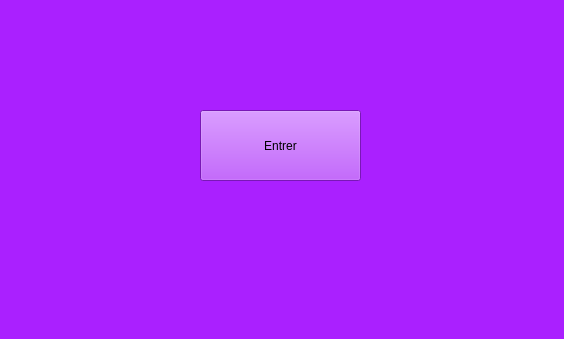
Qt form mainwindow.ui (assylkriaa/Smart_Home_Delivery_2A2-) before a commit.
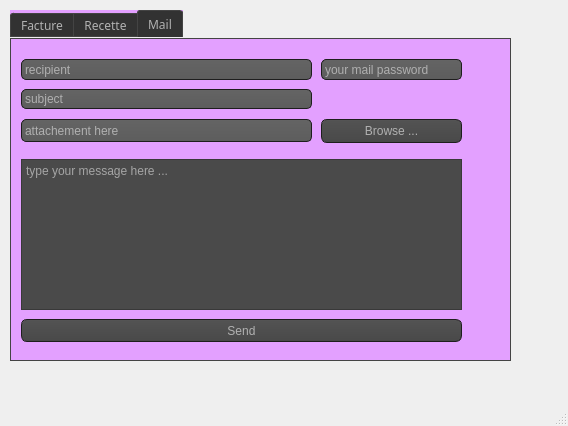
The same form after that commit. The open tabs and pages were chosen to show the change. Icons and pictures are not drawn.

```diff
--- a/mainwindow.ui
+++ b/mainwindow.ui
@@ -6,29 +6,1192 @@
    <rect>
     <x>0</x>
     <y>0</y>
-    <width>564</width>
-    <height>339</height>
+    <width>568</width>
+    <height>426</height>
    </rect>
   </property>
   <property name="windowTitle">
    <string>MainWindow</string>
   </property>
   <property name="styleSheet">
-   <string notr="true">background:rgb(170, 32, 255);</string>
+   <string notr="true"/>
   </property>
   <widget class="QWidget" name="centralwidget">
-   <widget class="QPushButton" name="pushButton">
+   <widget class="QTabWidget" name="tabWidget">
     <property name="geometry">
      <rect>
-      <x>200</x>
-      <y>110</y>
-      <width>161</width>
-      <height>71</height>
+      <x>10</x>
+      <y>10</y>
+      <width>501</width>
+      <height>351</height>
      </rect>
     </property>
-    <property name="text">
-     <string>Entrer</string>
+    <property name="font">
+     <font>
+      <family>Britannic Bold</family>
+     </font>
     </property>
+    <property name="styleSheet">
+     <string notr="true">
+
+QToolTip
+{
+     border: 1px solid black;
+     background-color: #d53cff;
+     padding: 1px;
+     border-radius: 3px;
+     opacity: 100;
+}
+
+QWidget
+{
+    color: #000000;
+    background-color: #e3a0ff;
+}
+
+QWidget:item:hover
+{
+    background-color: QLinearGradient( x1: 0, y1: 0, x2: 0, y2: 1, stop: 0 #bf00ff, stop: 1 #bf00ff);
+    color: #000000;
+}
+
+QWidget:item:selected
+{
+    background-color: QLinearGradient( x1: 0, y1: 0, x2: 0, y2: 1, stop: 0 #d7801a, stop: 1 #d7801a);
+}
+
+QMenuBar::item
+{
+    background: transparent;
+}
+
+QMenuBar::item:selected
+{
+    background: transparent;
+    border: 1px solid #ffaa00;
+}
+
+QMenuBar::item:pressed
+{
+    background: #444;
+    border: 1px solid #000;
+    background-color: QLinearGradient(
+        x1:0, y1:0,
+        x2:0, y2:1,
+        stop:1 #212121,
+        stop:0.4 #343434/*,
+        stop:0.2 #343434,
+        stop:0.1 #ffaa00*/
+    );
+    margin-bottom:-1px;
+    padding-bottom:1px;
+}
+
+QMenu
+{
+    border: 1px solid #000;
+}
+
+QMenu::item
+{
+    padding: 2px 20px 2px 20px;
+}
+
+QMenu::item:selected
+{
+    color: #000000;
+}
+
+QWidget:disabled
+{
+    color: #404040;
+    background-color: #323232;
+}
+
+QAbstractItemView
+{
+    background-color: QLinearGradient( x1: 0, y1: 0, x2: 0, y2: 1, stop: 0 #4d4d4d, stop: 0.1 #646464, stop: 1 #5d5d5d);
+}
+
+QWidget:focus
+{
+    /*border: 2px solid QLinearGradient( x1: 0, y1: 0, x2: 0, y2: 1, stop: 0 #ffa02f, stop: 1 #d7801a);*/
+}
+
+QLineEdit
+{
+    background-color: QLinearGradient( x1: 0, y1: 0, x2: 0, y2: 1, stop: 0 #4d4d4d, stop: 0 #646464, stop: 1 #5d5d5d);
+    padding: 1px;
+    border-style: solid;
+    border: 1px solid #1e1e1e;
+    border-radius: 5;
+}
+
+QPushButton
+{
+    color: #b1b1b1;
+    background-color: QLinearGradient( x1: 0, y1: 0, x2: 0, y2: 1, stop: 0 #565656, stop: 0.1 #525252, stop: 0.5 #4e4e4e, stop: 0.9 #4a4a4a, stop: 1 #464646);
+    border-width: 1px;
+    border-color: #1e1e1e;
+    border-style: solid;
+    border-radius: 6;
+    padding: 3px;
+    font-size: 12px;
+    padding-left: 5px;
+    padding-right: 5px;
+}
+
+QPushButton:pressed
+{
+    background-color: QLinearGradient( x1: 0, y1: 0, x2: 0, y2: 1, stop: 0 #2d2d2d, stop: 0.1 #2b2b2b, stop: 0.5 #292929, stop: 0.9 #282828, stop: 1 #252525);
+}
+
+QComboBox
+{
+    selection-background-color: #ffaa00;
+    background-color: QLinearGradient( x1: 0, y1: 0, x2: 0, y2: 1, stop: 0 #565656, stop: 0.1 #525252, stop: 0.5 #4e4e4e, stop: 0.9 #4a4a4a, stop: 1 #464646);
+    border-style: solid;
+    border: 1px solid #1e1e1e;
+    border-radius: 5;
+}
+
+QComboBox:hover,QPushButton:hover
+{
+    border: 2px solid QLinearGradient( x1: 0, y1: 0, x2: 0, y2: 1, stop: 0 #ffa02f, stop: 1 #d7801a);
+}
+
+
+QComboBox:on
+{
+    padding-top: 3px;
+    padding-left: 4px;
+    background-color: QLinearGradient( x1: 0, y1: 0, x2: 0, y2: 1, stop: 0 #2d2d2d, stop: 0.1 #2b2b2b, stop: 0.5 #292929, stop: 0.9 #282828, stop: 1 #252525);
+    selection-background-color: #ffaa00;
+}
+
+QComboBox QAbstractItemView
+{
+    border: 2px solid darkgray;
+    selection-background-color: QLinearGradient( x1: 0, y1: 0, x2: 0, y2: 1, stop: 0 #ffa02f, stop: 1 #d7801a);
+}
+
+QComboBox::drop-down
+{
+     subcontrol-origin: padding;
+     subcontrol-position: top right;
+     width: 15px;
+
+     border-left-width: 0px;
+     border-left-color: darkgray;
+     border-left-style: solid; /* just a single line */
+     border-top-right-radius: 3px; /* same radius as the QComboBox */
+     border-bottom-right-radius: 3px;
+ }
+
+QComboBox::down-arrow
+{
+     image: url(:/down_arrow.png);
+}
+
+QGroupBox:focus
+{
+border: 2px solid QLinearGradient( x1: 0, y1: 0, x2: 0, y2: 1, stop: 0 #ffa02f, stop: 1 #d7801a);
+}
+
+QTextEdit:focus
+{
+    border: 2px solid QLinearGradient( x1: 0, y1: 0, x2: 0, y2: 1, stop: 0 #ffa02f, stop: 1 #d7801a);
+}
+
+QScrollBar:horizontal {
+     border: 1px solid #222222;
+     background: QLinearGradient( x1: 0, y1: 0, x2: 0, y2: 1, stop: 0.0 #121212, stop: 0.2 #282828, stop: 1 #484848);
+     height: 7px;
+     margin: 0px 16px 0 16px;
+}
+
+QScrollBar::handle:horizontal
+{
+      background: QLinearGradient( x1: 0, y1: 0, x2: 1, y2: 0, stop: 0 #ffa02f, stop: 0.5 #d7801a, stop: 1 #ffa02f);
+      min-height: 20px;
+      border-radius: 2px;
+}
+
+QScrollBar::add-line:horizontal {
+      border: 1px solid #1b1b19;
+      border-radius: 2px;
+      background: QLinearGradient( x1: 0, y1: 0, x2: 1, y2: 0, stop: 0 #ffa02f, stop: 1 #d7801a);
+      width: 14px;
+      subcontrol-position: right;
+      subcontrol-origin: margin;
+}
+
+QScrollBar::sub-line:horizontal {
+      border: 1px solid #1b1b19;
+      border-radius: 2px;
+      background: QLinearGradient( x1: 0, y1: 0, x2: 1, y2: 0, stop: 0 #ffa02f, stop: 1 #d7801a);
+      width: 14px;
+     subcontrol-position: left;
+     subcontrol-origin: margin;
+}
+
+QScrollBar::right-arrow:horizontal, QScrollBar::left-arrow:horizontal
+{
+      border: 1px solid black;
+      width: 1px;
+      height: 1px;
+      background: white;
+}
+
+QScrollBar::add-page:horizontal, QScrollBar::sub-page:horizontal
+{
+      background: none;
+}
+
+QScrollBar:vertical
+{
+      background: QLinearGradient( x1: 0, y1: 0, x2: 1, y2: 0, stop: 0.0 #121212, stop: 0.2 #282828, stop: 1 #484848);
+      width: 7px;
+      margin: 16px 0 16px 0;
+      border: 1px solid #222222;
+}
+
+QScrollBar::handle:vertical
+{
+      background: QLinearGradient( x1: 0, y1: 0, x2: 0, y2: 1, stop: 0 #ffa02f, stop: 0.5 #d7801a, stop: 1 #ffa02f);
+      min-height: 20px;
+      border-radius: 2px;
+}
+
+QScrollBar::add-line:vertical
+{
+      border: 1px solid #1b1b19;
+      border-radius: 2px;
+      background: QLinearGradient( x1: 0, y1: 0, x2: 0, y2: 1, stop: 0 #ffa02f, stop: 1 #d7801a);
+      height: 14px;
+      subcontrol-position: bottom;
+      subcontrol-origin: margin;
+}
+
+QScrollBar::sub-line:vertical
+{
+      border: 1px solid #1b1b19;
+      border-radius: 2px;
+      background: QLinearGradient( x1: 0, y1: 0, x2: 0, y2: 1, stop: 0 #d7801a, stop: 1 #ffa02f);
+      height: 14px;
+      subcontrol-position: top;
+      subcontrol-origin: margin;
+}
+
+QScrollBar::up-arrow:vertical, QScrollBar::down-arrow:vertical
+{
+      border: 1px solid black;
+      width: 1px;
+      height: 1px;
+      background: white;
+}
+
+
+QScrollBar::add-page:vertical, QScrollBar::sub-page:vertical
+{
+      background: none;
+}
+
+QTextEdit
+{
+    background-color: #242424;
+}
+
+QPlainTextEdit
+{
+    background-color: #242424;
+}
+
+QHeaderView::section
+{
+    background-color: QLinearGradient(x1:0, y1:0, x2:0, y2:1, stop:0 #616161, stop: 0.5 #505050, stop: 0.6 #434343, stop:1 #656565);
+    color: white;
+    padding-left: 4px;
+    border: 1px solid #6c6c6c;
+}
+
+QCheckBox:disabled
+{
+color: #414141;
+}
+
+QDockWidget::title
+{
+    text-align: center;
+    spacing: 3px; /* spacing between items in the tool bar */
+    background-color: QLinearGradient(x1:0, y1:0, x2:0, y2:1, stop:0 #323232, stop: 0.5 #242424, stop:1 #323232);
+}
+
+QDockWidget::close-button, QDockWidget::float-button
+{
+    text-align: center;
+    spacing: 1px; /* spacing between items in the tool bar */
+    background-color: QLinearGradient(x1:0, y1:0, x2:0, y2:1, stop:0 #323232, stop: 0.5 #242424, stop:1 #323232);
+}
+
+QDockWidget::close-button:hover, QDockWidget::float-button:hover
+{
+    background: #242424;
+}
+
+QDockWidget::close-button:pressed, QDockWidget::float-button:pressed
+{
+    padding: 1px -1px -1px 1px;
+}
+
+QMainWindow::separator
+{
+    background-color: QLinearGradient(x1:0, y1:0, x2:0, y2:1, stop:0 #161616, stop: 0.5 #151515, stop: 0.6 #212121, stop:1 #343434);
+    color: white;
+    padding-left: 4px;
+    border: 1px solid #4c4c4c;
+    spacing: 3px; /* spacing between items in the tool bar */
+}
+
+QMainWindow::separator:hover
+{
+
+    background-color: QLinearGradient(x1:0, y1:0, x2:0, y2:1, stop:0 #d7801a, stop:0.5 #b56c17 stop:1 #ffa02f);
+    color: white;
+    padding-left: 4px;
+    border: 1px solid #6c6c6c;
+    spacing: 3px; /* spacing between items in the tool bar */
+}
+
+QToolBar::handle
+{
+     spacing: 3px; /* spacing between items in the tool bar */
+     background: url(:/images/handle.png);
+}
+
+QMenu::separator
+{
+    height: 2px;
+    background-color: QLinearGradient(x1:0, y1:0, x2:0, y2:1, stop:0 #161616, stop: 0.5 #151515, stop: 0.6 #212121, stop:1 #343434);
+    color: white;
+    padding-left: 4px;
+    margin-left: 10px;
+    margin-right: 5px;
+}
+
+QProgressBar
+{
+    border: 2px solid grey;
+    border-radius: 5px;
+    text-align: center;
+}
+
+QProgressBar::chunk
+{
+    background-color: #d7801a;
+    width: 2.15px;
+    margin: 0.5px;
+}
+
+QTabBar::tab {
+    color: #b1b1b1;
+    border: 1px solid #444;
+    border-bottom-style: none;
+    background-color: #323232;
+    padding-left: 10px;
+    padding-right: 10px;
+    padding-top: 3px;
+    padding-bottom: 2px;
+    margin-right: -1px;
+}
+
+QTabWidget::pane {
+    border: 1px solid #444;
+    top: 1px;
+}
+
+QTabBar::tab:last
+{
+    margin-right: 0; /* the last selected tab has nothing to overlap with on the right */
+    border-top-right-radius: 3px;
+}
+
+QTabBar::tab:first:!selected
+{
+ margin-left: 0px; /* the last selected tab has nothing to overlap with on the right */
+
+
+    border-top-left-radius: 3px;
+}
+
+QTabBar::tab:!selected
+{
+    color: #b1b1b1;
+    border-bottom-style: solid;
+    margin-top: 3px;
+    background-color: QLinearGradient(x1:0, y1:0, x2:0, y2:1, stop:1 #212121, stop:.4 #343434);
+}
+
+QTabBar::tab:selected
+{
+    border-top-left-radius: 3px;
+    border-top-right-radius: 3px;
+    margin-bottom: 0px;
+}
+
+QTabBar::tab:!selected:hover
+{
+    /*border-top: 2px solid #ffaa00;
+    padding-bottom: 3px;*/
+    border-top-left-radius: 3px;
+    border-top-right-radius: 3px;
+    background-color: QLinearGradient(x1:0, y1:0, x2:0, y2:1, stop:1 #212121, stop:0.4 #343434, stop:0.2 #343434, stop:0.1 #ffaa00);
+}
+
+QRadioButton::indicator:checked, QRadioButton::indicator:unchecked{
+    color: #b1b1b1;
+    background-color: #323232;
+    border: 1px solid #b1b1b1;
+    border-radius: 6px;
+}
+
+QRadioButton::indicator:checked
+{
+    background-color: qradialgradient(
+        cx: 0.5, cy: 0.5,
+        fx: 0.5, fy: 0.5,
+        radius: 1.0,
+        stop: 0.25 #ffaa00,
+        stop: 0.3 #323232
+    );
+}
+
+QCheckBox::indicator{
+    color: #b1b1b1;
+    background-color: #323232;
+    border: 1px solid #b1b1b1;
+    width: 9px;
+    height: 9px;
+}
+
+QRadioButton::indicator
+{
+    border-radius: 6px;
+}
+
+QRadioButton::indicator:hover, QCheckBox::indicator:hover
+{
+    border: 1px solid #ffaa00;
+}
+
+QCheckBox::indicator:checked
+{
+    image:url(:/images/checkbox.png);
+}
+
+QCheckBox::indicator:disabled, QRadioButton::indicator:disabled
+{
+    border: 1px solid #444;
+}</string>
+    </property>
+    <property name="currentIndex">
+     <number>0</number>
+    </property>
+    <widget class="QWidget" name="tab">
+     <attribute name="title">
+      <string>Facture</string>
+     </attribute>
+     <widget class="QWidget" name="verticalLayoutWidget">
+      <property name="geometry">
+       <rect>
+        <x>10</x>
+        <y>10</y>
+        <width>191</width>
+        <height>251</height>
+       </rect>
+      </property>
+      <layout class="QVBoxLayout" name="verticalLayout">
+       <item>
+        <widget class="QLabel" name="label_2">
+         <property name="text">
+          <string>ID :</string>
+         </property>
+        </widget>
+       </item>
+       <item>
+        <widget class="QLineEdit" name="lineEdit_ID">
+         <property name="styleSheet">
+          <string notr="true">color: rgb(255, 255, 255);</string>
+         </property>
+         <property name="inputMask">
+          <string>000000</string>
+         </property>
+         <property name="text">
+          <string/>
+         </property>
+         <property name="cursorPosition">
+          <number>0</number>
+         </property>
+         <property name="placeholderText">
+          <string>123456</string>
+         </property>
+        </widget>
+       </item>
+       <item>
+        <widget class="QLabel" name="label_4">
+         <property name="text">
+          <string>Date :</string>
+         </property>
+        </widget>
+       </item>
+       <item>
+        <widget class="QDateEdit" name="lineEdit_Date">
+         <property name="styleSheet">
+          <string notr="true">background-color: rgb(83, 80, 80);
+color: rgb(255, 255, 255);</string>
+         </property>
+         <property name="dateTime">
+          <datetime>
+           <hour>0</hour>
+           <minute>0</minute>
+           <second>0</second>
+           <year>2020</year>
+           <month>12</month>
+           <day>1</day>
+          </datetime>
+         </property>
+        </widget>
+       </item>
+       <item>
+        <widget class="QLabel" name="label_5">
+         <property name="text">
+          <string>Montant :</string>
+         </property>
+        </widget>
+       </item>
+       <item>
+        <widget class="QLineEdit" name="lineEdit_Montant">
+         <property name="styleSheet">
+          <string notr="true">color: rgb(255, 255, 255);</string>
+         </property>
+         <property name="inputMask">
+          <string>000000</string>
+         </property>
+         <property name="placeholderText">
+          <string>Montant en dinars</string>
+         </property>
+        </widget>
+       </item>
+       <item>
+        <widget class="QLabel" name="label_3">
+         <property name="text">
+          <string>Source :</string>
+         </property>
+        </widget>
+       </item>
+       <item>
+        <widget class="QLineEdit" name="lineEdit_Source">
+         <property name="styleSheet">
+          <string notr="true">color: rgb(255, 255, 255);</string>
+         </property>
+         <property name="inputMask">
+          <string/>
+         </property>
+         <property name="placeholderText">
+          <string>Source de la facture</string>
+         </property>
+        </widget>
+       </item>
+       <item>
+        <widget class="QLabel" name="label">
+         <property name="text">
+          <string>Mode :</string>
+         </property>
+        </widget>
+       </item>
+       <item>
+        <widget class="QComboBox" name="comboBox">
+         <property name="styleSheet">
+          <string notr="true">color: rgb(255, 255, 255);</string>
+         </property>
+         <item>
+          <property name="text">
+           <string>Cheque</string>
+          </property>
+         </item>
+         <item>
+          <property name="text">
+           <string>Carte bancaire</string>
+          </property>
+         </item>
+         <item>
+          <property name="text">
+           <string>Espece</string>
+          </property>
+         </item>
+        </widget>
+       </item>
+      </layout>
+     </widget>
+     <widget class="QTableView" name="tableView_facture">
+      <property name="geometry">
+       <rect>
+        <x>250</x>
+        <y>60</y>
+        <width>231</width>
+        <height>201</height>
+       </rect>
+      </property>
+      <property name="styleSheet">
+       <string notr="true">color: rgb(255, 255, 255);</string>
+      </property>
+      <property name="sortingEnabled">
+       <bool>true</bool>
+      </property>
+     </widget>
+     <widget class="QPushButton" name="pushButton_Supprimer">
+      <property name="geometry">
+       <rect>
+        <x>250</x>
+        <y>270</y>
+        <width>75</width>
+        <height>23</height>
+       </rect>
+      </property>
+      <property name="text">
+       <string>Supprimer</string>
+      </property>
+     </widget>
+     <widget class="QPushButton" name="pushButton">
+      <property name="geometry">
+       <rect>
+        <x>250</x>
+        <y>10</y>
+        <width>231</width>
+        <height>23</height>
+       </rect>
+      </property>
+      <property name="text">
+       <string>Export Excel</string>
+      </property>
+     </widget>
+     <widget class="QPushButton" name="pushButton_stat">
+      <property name="geometry">
+       <rect>
+        <x>400</x>
+        <y>270</y>
+        <width>75</width>
+        <height>23</height>
+       </rect>
+      </property>
+      <property name="text">
+       <string>Statistique</string>
+      </property>
+     </widget>
+     <widget class="QPushButton" name="pushButton_Ajouter">
+      <property name="geometry">
+       <rect>
+        <x>50</x>
+        <y>270</y>
+        <width>101</width>
+        <height>23</height>
+       </rect>
+      </property>
+      <property name="text">
+       <string>Ajouter</string>
+      </property>
+     </widget>
+    </widget>
+    <widget class="QWidget" name="tab_2">
+     <attribute name="title">
+      <string>Recette</string>
+     </attribute>
+     <widget class="QWidget" name="verticalLayoutWidget_2">
+      <property name="geometry">
+       <rect>
+        <x>10</x>
+        <y>0</y>
+        <width>191</width>
+        <height>251</height>
+       </rect>
+      </property>
+      <layout class="QVBoxLayout" name="verticalLayout_2">
+       <item>
+        <widget class="QLabel" name="label_6">
+         <property name="text">
+          <string>ID:</string>
+         </property>
+        </widget>
+       </item>
+       <item>
+        <widget class="QLineEdit" name="lineEdit_ID_2">
+         <property name="styleSheet">
+          <string notr="true">color: rgb(255, 255, 255);</string>
+         </property>
+         <property name="inputMask">
+          <string>000000</string>
+         </property>
+         <property name="maxLength">
+          <number>6</number>
+         </property>
+         <property name="placeholderText">
+          <string>123456</string>
+         </property>
+        </widget>
+       </item>
+       <item>
+        <widget class="QLabel" name="label_7">
+         <property name="text">
+          <string>Date:</string>
+         </property>
+        </widget>
+       </item>
+       <item>
+        <widget class="QDateEdit" name="lineEdit_Date_2">
+         <property name="styleSheet">
+          <string notr="true">color: rgb(255, 255, 255);
+background-color: rgb(62, 62, 62);</string>
+         </property>
+         <property name="dateTime">
+          <datetime>
+           <hour>0</hour>
+           <minute>0</minute>
+           <second>0</second>
+           <year>2020</year>
+           <month>12</month>
+           <day>1</day>
+          </datetime>
+         </property>
+        </widget>
+       </item>
+       <item>
+        <widget class="QLabel" name="label_8">
+         <property name="text">
+          <string>Montant</string>
+         </property>
+        </widget>
+       </item>
+       <item>
+        <widget class="QLineEdit" name="lineEdit_Montant_2">
+         <property name="styleSheet">
+          <string notr="true">color: rgb(255, 255, 255);</string>
+         </property>
+         <property name="inputMask">
+          <string>000000</string>
+         </property>
+         <property name="text">
+          <string/>
+         </property>
+         <property name="placeholderText">
+          <string>Montant en dinars</string>
+         </property>
+        </widget>
+       </item>
+       <item>
+        <widget class="QLabel" name="label_9">
+         <property name="text">
+          <string>Depense</string>
+         </property>
+        </widget>
+       </item>
+       <item>
+        <widget class="QLineEdit" name="lineEdit_Source_2">
+         <property name="styleSheet">
+          <string notr="true">color: rgb(255, 255, 255);</string>
+         </property>
+         <property name="inputMask">
+          <string>000000</string>
+         </property>
+         <property name="placeholderText">
+          <string>Montant en dinars</string>
+         </property>
+        </widget>
+       </item>
+      </layout>
+     </widget>
+     <widget class="QPushButton" name="pushButton_Ajouter_2">
+      <property name="geometry">
+       <rect>
+        <x>50</x>
+        <y>260</y>
+        <width>101</width>
+        <height>21</height>
+       </rect>
+      </property>
+      <property name="text">
+       <string>Ajouter</string>
+      </property>
+     </widget>
+     <widget class="QTableView" name="tableView_recette">
+      <property name="geometry">
+       <rect>
+        <x>240</x>
+        <y>40</y>
+        <width>231</width>
+        <height>211</height>
+       </rect>
+      </property>
+      <property name="styleSheet">
+       <string notr="true">color: rgb(255, 255, 255);</string>
+      </property>
+      <property name="sortingEnabled">
+       <bool>true</bool>
+      </property>
+     </widget>
+     <widget class="QPushButton" name="pushButton_Supprimer_2">
+      <property name="geometry">
+       <rect>
+        <x>320</x>
+        <y>260</y>
+        <width>75</width>
+        <height>23</height>
+       </rect>
+      </property>
+      <property name="text">
+       <string>Supprimer</string>
+      </property>
+     </widget>
+     <widget class="QLineEdit" name="recherche_2">
+      <property name="geometry">
+       <rect>
+        <x>240</x>
+        <y>10</y>
+        <width>231</width>
+        <height>24</height>
+       </rect>
+      </property>
+      <property name="styleSheet">
+       <string notr="true">color: rgb(255, 255, 255);</string>
+      </property>
+      <property name="placeholderText">
+       <string>Recherche une recette</string>
+      </property>
+      <property name="clearButtonEnabled">
+       <bool>true</bool>
+      </property>
+     </widget>
+    </widget>
+    <widget class="QWidget" name="tab_6">
+     <attribute name="title">
+      <string>Mail</string>
+     </attribute>
+     <widget class="QLineEdit" name="mail_pass_2">
+      <property name="geometry">
+       <rect>
+        <x>310</x>
+        <y>20</y>
+        <width>141</width>
+        <height>21</height>
+       </rect>
+      </property>
+      <property name="styleSheet">
+       <string notr="true">color: rgb(255, 255, 255);</string>
+      </property>
+      <property name="echoMode">
+       <enum>QLineEdit::Password</enum>
+      </property>
+      <property name="placeholderText">
+       <string>your mail password</string>
+      </property>
+     </widget>
+     <widget class="QLineEdit" name="rcpt_2">
+      <property name="geometry">
+       <rect>
+        <x>10</x>
+        <y>20</y>
+        <width>291</width>
+        <height>21</height>
+       </rect>
+      </property>
+      <property name="styleSheet">
+       <string notr="true">color: rgb(255, 255, 255);</string>
+      </property>
+      <property name="placeholderText">
+       <string>recipient</string>
+      </property>
+     </widget>
+     <widget class="QLineEdit" name="subject_2">
+      <property name="geometry">
+       <rect>
+        <x>10</x>
+        <y>50</y>
+        <width>291</width>
+        <height>20</height>
+       </rect>
+      </property>
+      <property name="styleSheet">
+       <string notr="true">color: rgb(255, 255, 255);</string>
+      </property>
+      <property name="placeholderText">
+       <string>subject</string>
+      </property>
+     </widget>
+     <widget class="QLineEdit" name="file_2">
+      <property name="geometry">
+       <rect>
+        <x>10</x>
+        <y>80</y>
+        <width>291</width>
+        <height>23</height>
+       </rect>
+      </property>
+      <property name="styleSheet">
+       <string notr="true">color: rgb(255, 255, 255);</string>
+      </property>
+      <property name="placeholderText">
+       <string>attachement here</string>
+      </property>
+     </widget>
+     <widget class="QPushButton" name="browseBtn_2">
+      <property name="geometry">
+       <rect>
+        <x>310</x>
+        <y>80</y>
+        <width>141</width>
+        <height>24</height>
+       </rect>
+      </property>
+      <property name="text">
+       <string>Browse ...</string>
+      </property>
+     </widget>
+     <widget class="QTextEdit" name="msg_2">
+      <property name="geometry">
+       <rect>
+        <x>10</x>
+        <y>120</y>
+        <width>441</width>
+        <height>151</height>
+       </rect>
+      </property>
+      <property name="palette">
+       <palette>
+        <active>
+         <colorrole role="WindowText">
+          <brush brushstyle="SolidPattern">
+           <color alpha="255">
+            <red>255</red>
+            <green>255</green>
+            <blue>255</blue>
+           </color>
+          </brush>
+         </colorrole>
+         <colorrole role="Button">
+          <brush brushstyle="SolidPattern">
+           <color alpha="255">
+            <red>74</red>
+            <green>74</green>
+            <blue>74</blue>
+           </color>
+          </brush>
+         </colorrole>
+         <colorrole role="Text">
+          <brush brushstyle="SolidPattern">
+           <color alpha="255">
+            <red>255</red>
+            <green>255</green>
+            <blue>255</blue>
+           </color>
+          </brush>
+         </colorrole>
+         <colorrole role="ButtonText">
+          <brush brushstyle="SolidPattern">
+           <color alpha="255">
+            <red>255</red>
+            <green>255</green>
+            <blue>255</blue>
+           </color>
+          </brush>
+         </colorrole>
+         <colorrole role="Base">
+          <brush brushstyle="SolidPattern">
+           <color alpha="255">
+            <red>74</red>
+            <green>74</green>
+            <blue>74</blue>
+           </color>
+          </brush>
+         </colorrole>
+         <colorrole role="Window">
+          <brush brushstyle="SolidPattern">
+           <color alpha="255">
+            <red>74</red>
+            <green>74</green>
+            <blue>74</blue>
+           </color>
+          </brush>
+         </colorrole>
+         <colorrole role="PlaceholderText">
+          <brush brushstyle="NoBrush">
+           <color alpha="128">
+            <red>255</red>
+            <green>255</green>
+            <blue>255</blue>
+           </color>
+          </brush>
+         </colorrole>
+        </active>
+        <inactive>
+         <colorrole role="WindowText">
+          <brush brushstyle="SolidPattern">
+           <color alpha="255">
+            <red>255</red>
+            <green>255</green>
+            <blue>255</blue>
+           </color>
+          </brush>
+         </colorrole>
+         <colorrole role="Button">
+          <brush brushstyle="SolidPattern">
+           <color alpha="255">
+            <red>74</red>
+            <green>74</green>
+            <blue>74</blue>
+           </color>
+          </brush>
+         </colorrole>
+         <colorrole role="Text">
+          <brush brushstyle="SolidPattern">
+           <color alpha="255">
+            <red>255</red>
+            <green>255</green>
+            <blue>255</blue>
+           </color>
+          </brush>
+         </colorrole>
+         <colorrole role="ButtonText">
+          <brush brushstyle="SolidPattern">
+           <color alpha="255">
+            <red>255</red>
+            <green>255</green>
+            <blue>255</blue>
+           </color>
+          </brush>
+         </colorrole>
+         <colorrole role="Base">
+          <brush brushstyle="SolidPattern">
+           <color alpha="255">
+            <red>74</red>
+            <green>74</green>
+            <blue>74</blue>
+           </color>
+          </brush>
+         </colorrole>
+         <colorrole role="Window">
+          <brush brushstyle="SolidPattern">
+           <color alpha="255">
+            <red>74</red>
+            <green>74</green>
+            <blue>74</blue>
+           </color>
+          </brush>
+         </colorrole>
+         <colorrole role="PlaceholderText">
+          <brush brushstyle="NoBrush">
+           <color alpha="128">
+            <red>255</red>
+            <green>255</green>
+            <blue>255</blue>
+           </color>
+          </brush>
+         </colorrole>
+        </inactive>
+        <disabled>
+         <colorrole role="WindowText">
+          <brush brushstyle="SolidPattern">
+           <color alpha="255">
+            <red>255</red>
+            <green>255</green>
+            <blue>255</blue>
+           </color>
+          </brush>
+         </colorrole>
+         <colorrole role="Button">
+          <brush brushstyle="SolidPattern">
+           <color alpha="255">
+            <red>74</red>
+            <green>74</green>
+            <blue>74</blue>
+           </color>
+          </brush>
+         </colorrole>
+         <colorrole role="Text">
+          <brush brushstyle="SolidPattern">
+           <color alpha="255">
+            <red>255</red>
+            <green>255</green>
+            <blue>255</blue>
+           </color>
+          </brush>
+         </colorrole>
+         <colorrole role="ButtonText">
+          <brush brushstyle="SolidPattern">
+           <color alpha="255">
+            <red>255</red>
+            <green>255</green>
+            <blue>255</blue>
+           </color>
+          </brush>
+         </colorrole>
+         <colorrole role="Base">
+          <brush brushstyle="SolidPattern">
+           <color alpha="255">
+            <red>74</red>
+            <green>74</green>
+            <blue>74</blue>
+           </color>
+          </brush>
+         </colorrole>
+         <colorrole role="Window">
+          <brush brushstyle="SolidPattern">
+           <color alpha="255">
+            <red>74</red>
+            <green>74</green>
+            <blue>74</blue>
+           </color>
+          </brush>
+         </colorrole>
+         <colorrole role="PlaceholderText">
+          <brush brushstyle="NoBrush">
+           <color alpha="128">
+            <red>255</red>
+            <green>255</green>
+            <blue>255</blue>
+           </color>
+          </brush>
+         </colorrole>
+        </disabled>
+       </palette>
+      </property>
+      <property name="styleSheet">
+       <string notr="true">color: rgb(255, 255, 255);
+background-color: rgb(74, 74, 74);</string>
+      </property>
+      <property name="html">
+       <string>&lt;!DOCTYPE HTML PUBLIC &quot;-//W3C//DTD HTML 4.0//EN&quot; &quot;http://www.w3.org/TR/REC-html40/strict.dtd&quot;&gt;
+&lt;html&gt;&lt;head&gt;&lt;meta name=&quot;qrichtext&quot; content=&quot;1&quot; /&gt;&lt;style type=&quot;text/css&quot;&gt;
+p, li { white-space: pre-wrap; }
+&lt;/style&gt;&lt;/head&gt;&lt;body style=&quot; font-family:'MS Shell Dlg 2'; font-size:8.25pt; font-weight:400; font-style:normal;&quot;&gt;
+&lt;p style=&quot;-qt-paragraph-type:empty; margin-top:0px; margin-bottom:0px; margin-left:0px; margin-right:0px; -qt-block-indent:0; text-indent:0px; font-family:'MS Shell Dlg 2';&quot;&gt;&lt;br /&gt;&lt;/p&gt;&lt;/body&gt;&lt;/html&gt;</string>
+      </property>
+      <property name="placeholderText">
+       <string>type your message here ...</string>
+      </property>
+     </widget>
+     <widget class="QPushButton" name="sendBtn_2">
+      <property name="geometry">
+       <rect>
+        <x>10</x>
+        <y>280</y>
+        <width>441</width>
+        <height>23</height>
+       </rect>
+      </property>
+      <property name="text">
+       <string>Send</string>
+      </property>
+     </widget>
+    </widget>
    </widget>
   </widget>
   <widget class="QMenuBar" name="menubar">
```
Left out of the diff: 4 changed lines with no effect on the pictures.
